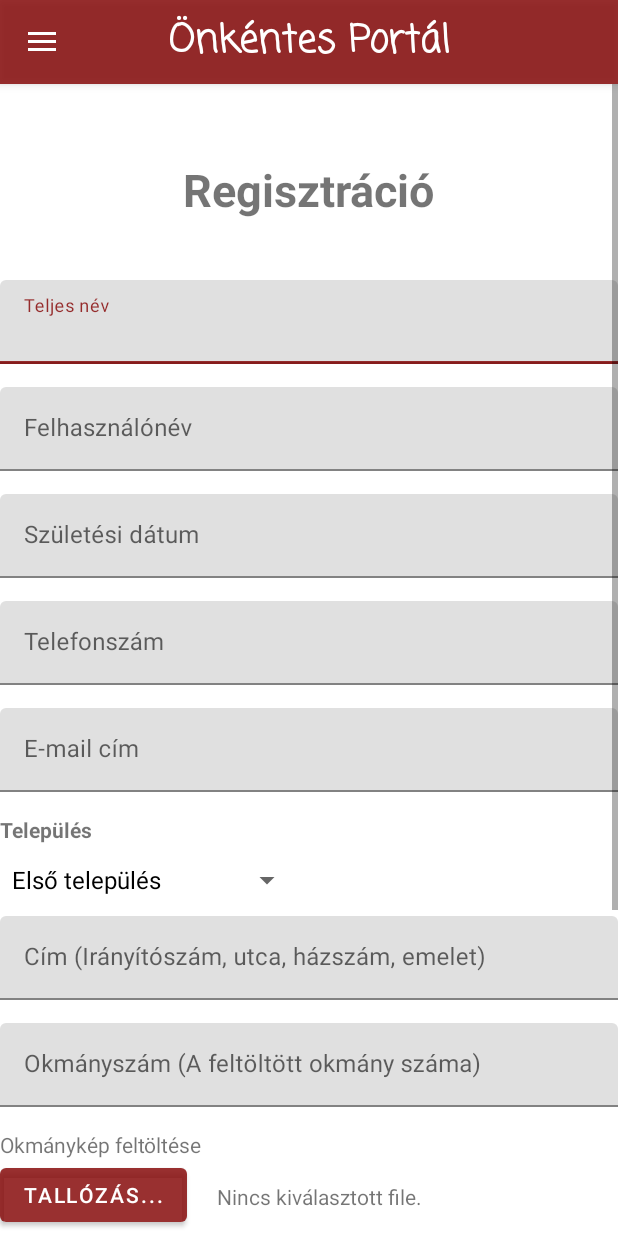
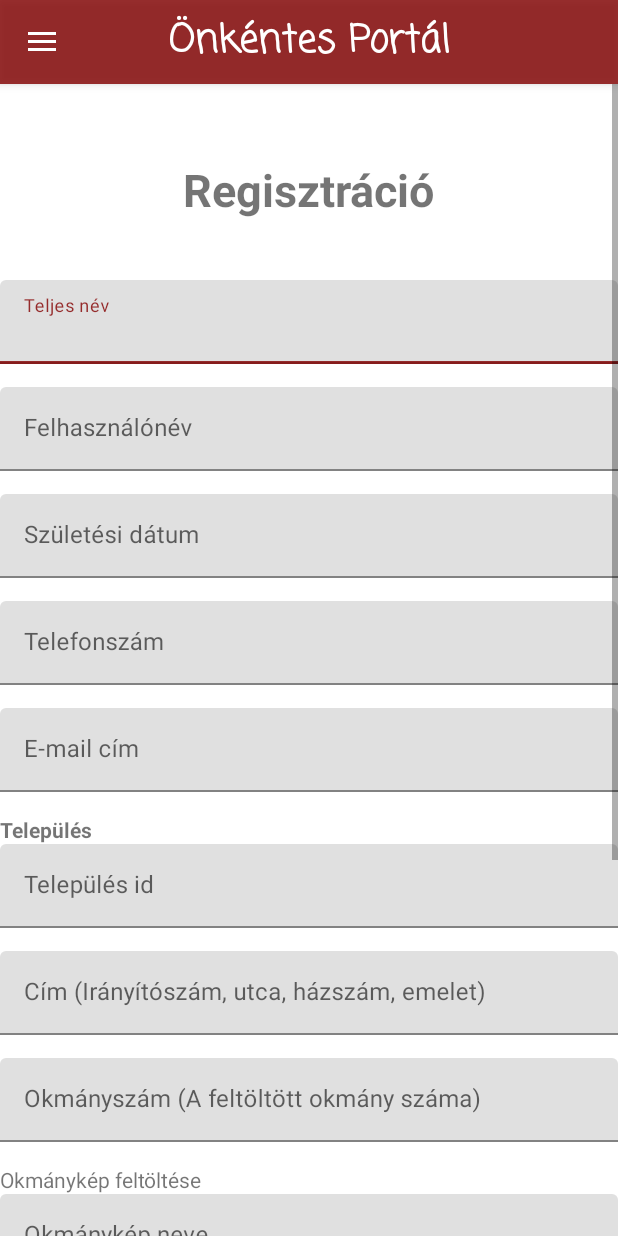
Before and after one commit to denesevelin/Vizsgaremek_Android, an Android app: the screen it shows after launch (MainActivity), in the side drawer, after a tap on "Regisztráció", on a phone screen of 412 x 824 dp. Run offline under Robolectric (Android 15) with nearby library versions, the phone set to English and light mode, and no system bars; our stand-ins replace Volley.

Commit message:
Regisztráció felületen a spinner + imageview átalakítása EditText bemeneti mezőkre

```diff
--- a/app/src/main/java/com/example/vizsgaremek_android/Regisztracio.java
+++ b/app/src/main/java/com/example/vizsgaremek_android/Regisztracio.java
@@ -46,10 +46,10 @@ public class Regisztracio extends Fragment {
     public View onCreateView(@NonNull LayoutInflater inflater, @Nullable ViewGroup container, @Nullable Bundle savedInstanceState) {
         View view = inflater.inflate(R.layout.regisztracio, container, false);
 
-        SpinnerTelepulesRegisztracio = view.findViewById(R.id.SpinnerTelepulesRegisztracio);
+        //SpinnerTelepulesRegisztracio = view.findViewById(R.id.SpinnerTelepulesRegisztracio);
         buttonRegisztraciosFeluletRegisztracio = view.findViewById(R.id.buttonRegisztraciosFeluletRegisztracio);
 
-        telepulesekBetoltese();
+        //telepulesekBetoltese();
 
         //Vissza a főoldalra
         buttonRegisztraciosFeluletRegisztracio.setOnClickListener(v -> {
@@ -62,9 +62,9 @@ public class Regisztracio extends Fragment {
     }
 
         //Spinner tesztelése
-        public void telepulesekBetoltese(){
+        /*public void telepulesekBetoltese(){
         String[] items = new String[]{"Első település", "Második település", "Harmadik település"};
         ArrayAdapter<String> adapter = new ArrayAdapter<String>(getContext(), android.R.layout.simple_spinner_dropdown_item, items);
         SpinnerTelepulesRegisztracio.setAdapter(adapter);
-        }
+        }*/
 }
--- a/app/src/main/res/layout/regisztracio.xml
+++ b/app/src/main/res/layout/regisztracio.xml
@@ -98,17 +98,30 @@
             android:text="Település"
             android:textStyle="bold" />
 
-        <Spinner
+        <!--<Spinner
             android:id="@+id/SpinnerTelepulesRegisztracio"
             android:layout_width="wrap_content"
             android:layout_height="wrap_content"
             android:layout_below="@+id/textViewTelepulesRegisztracio"
-            android:spinnerMode="dropdown" />
+            android:spinnerMode="dropdown" />-->
 
         <com.google.android.material.textfield.TextInputLayout
             android:layout_width="match_parent"
             android:layout_height="wrap_content"
-            android:layout_below="@+id/SpinnerTelepulesRegisztracio"
+            android:layout_below="@+id/textViewTelepulesRegisztracio"
+            android:id="@+id/textInputTelepulesRegisztracio">
+
+            <com.google.android.material.textfield.TextInputEditText
+                android:layout_width="match_parent"
+                android:layout_height="wrap_content"
+                android:layout_marginBottom="15dp"
+                android:hint="Település id"/>
+        </com.google.android.material.textfield.TextInputLayout>
+
+        <com.google.android.material.textfield.TextInputLayout
+            android:layout_width="match_parent"
+            android:layout_height="wrap_content"
+            android:layout_below="@+id/textInputTelepulesRegisztracio"
             android:id="@+id/textInputCimRegisztracio">
 
             <com.google.android.material.textfield.TextInputEditText
@@ -131,68 +144,92 @@
                 android:hint="Okmányszám (A feltöltött okmány száma)"/>
         </com.google.android.material.textfield.TextInputLayout>
 
-        <ImageView
+        <!--<ImageView
             android:layout_width="match_parent"
             android:layout_height="wrap_content"
             android:layout_below="@+id/textInputOkmanyszamRegisztracio"
-            android:id="@+id/imegeViewOkmanykepRegisztracio"/>
+            android:id="@+id/imegeViewOkmanykepRegisztracio"/>-->
 
         <TextView
             android:layout_width="wrap_content"
             android:layout_height="wrap_content"
-            android:layout_below="@id/imegeViewOkmanykepRegisztracio"
+            android:layout_below="@id/textInputOkmanyszamRegisztracio"
             android:text="Okmánykép feltöltése"
             android:id="@+id/textViewOkmanykepRegisztracio"/>
 
-        <com.google.android.material.button.MaterialButton
+        <com.google.android.material.textfield.TextInputLayout
+            android:layout_width="match_parent"
+            android:layout_height="wrap_content"
+            android:layout_below="@+id/textViewOkmanykepRegisztracio"
+            android:id="@+id/textInputOkmanyKepRegisztracio">
+
+            <com.google.android.material.textfield.TextInputEditText
+                android:layout_width="match_parent"
+                android:layout_height="wrap_content"
+                android:layout_marginBottom="15dp"
+                android:hint="Okmánykép neve"/>
+        </com.google.android.material.textfield.TextInputLayout>
+
+        <!--<com.google.android.material.button.MaterialButton
             android:layout_width="wrap_content"
             android:layout_height="wrap_content"
             android:layout_below="@+id/textViewOkmanykepRegisztracio"
             android:text="Tallózás..."
-            android:id="@+id/buttonOkmanykepRegisztracio"/>
-        <TextView
+            android:id="@+id/buttonOkmanykepRegisztracio"/>-->
+        <!--<TextView
             android:layout_width="wrap_content"
             android:layout_height="wrap_content"
             android:text="Nincs kiválasztott file."
             android:layout_below="@id/textViewOkmanykepRegisztracio"
-            android:layout_toEndOf="@id/buttonOkmanykepRegisztracio"
             android:layout_marginLeft="20dp"
             android:layout_marginTop="15dp"
-            android:id="@+id/textViewOkmanykepFileNeveRegisztracio"/>
+            android:id="@+id/textViewOkmanykepFileNeveRegisztracio"/>-->
 
-        <ImageView
+        <!--<ImageView
             android:layout_width="match_parent"
             android:layout_height="wrap_content"
             android:layout_below="@+id/buttonOkmanykepRegisztracio"
-            android:id="@+id/imegeViewProfilkepRegisztracio"/>
+            android:id="@+id/imegeViewProfilkepRegisztracio"/>-->
 
         <TextView
             android:layout_width="wrap_content"
             android:layout_height="wrap_content"
-            android:layout_below="@id/imegeViewProfilkepRegisztracio"
+            android:layout_below="@id/textInputOkmanyKepRegisztracio"
             android:text="Profilkép feltöltése"
             android:id="@+id/textViewProfilkepRegisztracio"/>
 
-        <com.google.android.material.button.MaterialButton
+        <com.google.android.material.textfield.TextInputLayout
+            android:layout_width="match_parent"
+            android:layout_height="wrap_content"
+            android:layout_below="@+id/textViewProfilkepRegisztracio"
+            android:id="@+id/textInputProfilKepRegisztracio">
+
+            <com.google.android.material.textfield.TextInputEditText
+                android:layout_width="match_parent"
+                android:layout_height="wrap_content"
+                android:layout_marginBottom="15dp"
+                android:hint="Profilkép neve"/>
+        </com.google.android.material.textfield.TextInputLayout>
+
+        <!--<com.google.android.material.button.MaterialButton
             android:layout_width="wrap_content"
             android:layout_height="wrap_content"
             android:layout_below="@+id/textViewProfilkepRegisztracio"
             android:text="Tallózás..."
-            android:id="@+id/buttonProfilkepRegisztracio"/>
-        <TextView
+            android:id="@+id/buttonProfilkepRegisztracio"/>-->
+        <!--<TextView
             android:layout_width="wrap_content"
             android:layout_height="wrap_content"
             android:text="Nincs kiválasztott file."
             android:layout_below="@id/textViewProfilkepRegisztracio"
-            android:layout_toEndOf="@id/buttonProfilkepRegisztracio"
             android:layout_marginLeft="20dp"
             android:layout_marginTop="15dp"
-            android:id="@+id/textViewProfilkepFileNeveRegisztracio"/>
+            android:id="@+id/textViewProfilkepFileNeveRegisztracio"/>-->
 
         <com.google.android.material.textfield.TextInputLayout
             android:layout_width="match_parent"
             android:layout_height="wrap_content"
-            android:layout_below="@+id/buttonProfilkepRegisztracio"
+            android:layout_below="@+id/textInputProfilKepRegisztracio"
             app:passwordToggleEnabled="true"
             android:id="@+id/textInputJelszoRegisztracio">
 
```
